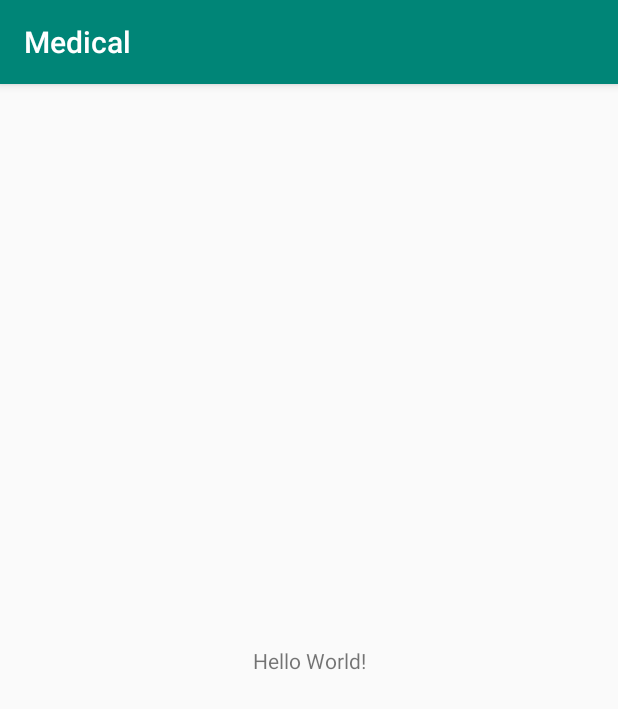
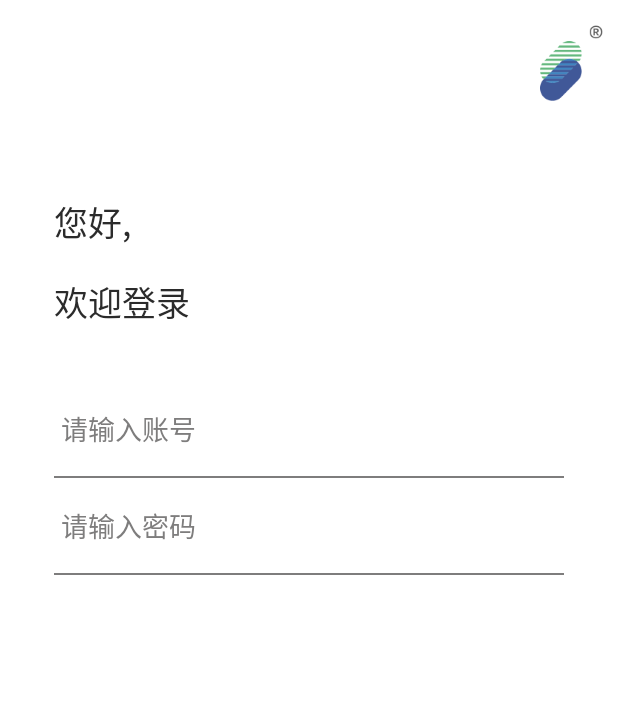
Before and after one commit to override-young/Medical, an Android app: the screen it shows after launch (MainActivity before the commit, LoginActivity after it), on a phone screen of 412 x 824 dp. Shown: the top 709 px of the screen. Run offline under Robolectric (Android 15) with nearby library versions, the phone set to English and light mode, and no system bars; our stand-ins replace CircleImageView.

Commit message:
标题栏背景色设置

```diff
--- a/allenframe/build.gradle
+++ b/allenframe/build.gradle
@@ -6,7 +6,7 @@ android {
 
 
     defaultConfig {
-        minSdkVersion 19
+        minSdkVersion 20
         targetSdkVersion 28
         versionCode 1
         versionName "1.0"
--- a/allenframe/src/main/java/allen/frame/ActivityHelper.java
+++ b/allenframe/src/main/java/allen/frame/ActivityHelper.java
@@ -7,6 +7,8 @@ import android.content.Context;
 import android.content.DialogInterface;
 import android.content.Intent;
 import android.content.SharedPreferences;
+import android.support.v7.widget.Toolbar;
+import android.view.Gravity;
 import android.view.View;
 import android.view.View.OnClickListener;
 import android.view.WindowManager;
@@ -61,6 +63,30 @@ public class ActivityHelper {
 	public SharedPreferences getSharedPreferences(){
 		return shared;
 	}
+
+	/**
+	 * 设置Toolbar标题居中
+	 * @param toolbar
+	 * @param title
+	 */
+	public void setToolbarTitleCenter(Toolbar toolbar,String title) {
+		final CharSequence originalTitle = toolbar.getTitle();
+		toolbar.setTitle(title);
+		for (int i = 0; i < toolbar.getChildCount(); i++) {
+			View view = toolbar.getChildAt(i);
+			if (view instanceof TextView) {
+				TextView textView = (TextView) view;
+				if (title.equals(textView.getText())) {
+					textView.setGravity(Gravity.CENTER);
+					Toolbar.LayoutParams params = new Toolbar.LayoutParams(Toolbar.LayoutParams.WRAP_CONTENT, Toolbar.LayoutParams.MATCH_PARENT);
+					params.gravity = Gravity.CENTER;
+					textView.setLayoutParams(params);
+				}
+			}
+			toolbar.setTitle(originalTitle);
+		}
+	}
+
 	/**
 	 * 界面加载处理
 	 * @param code 0初始化 1加载完成 -1加载失败
--- a/allenframe/src/main/java/allen/frame/AllenBaseActivity.java
+++ b/allenframe/src/main/java/allen/frame/AllenBaseActivity.java
@@ -3,6 +3,7 @@ package allen.frame;
 import android.app.AlertDialog;
 import android.app.ProgressDialog;
 import android.content.Context;
+import android.os.Build;
 import android.os.Bundle;
 import android.support.annotation.IdRes;
 import android.support.annotation.Nullable;
@@ -23,11 +24,18 @@ public abstract class AllenBaseActivity extends AppCompatActivity {
 		actHelper = new ActivityHelper(this);
 		AllenManager.getInstance().addActivity(this);
 		super.onCreate(savedInstanceState);
+		if(isStatusBarColorWhite()){
+			if (Build.VERSION.SDK_INT >= Build.VERSION_CODES.M) {
+				getWindow().getDecorView().setSystemUiVisibility(View.SYSTEM_UI_FLAG_LIGHT_STATUS_BAR);
+			}
+		}
 		setContentView(getLayoutResID());
 		initBar();
 		initUI(savedInstanceState);
 		addEvent();
 	}
+
+	protected abstract boolean isStatusBarColorWhite();
 
 	protected abstract int getLayoutResID();
 
--- a/allenframe/src/main/res/values/styles.xml
+++ b/allenframe/src/main/res/values/styles.xml
@@ -6,7 +6,7 @@
         <item name="colorPrimaryDark">@color/colorPrimaryDark</item>
         <!--colorPrimary对应ActionBar的颜色-->
         <item name="colorPrimary">@color/colorPrimary</item>
-        <item name="android:windowBackground">@color/background_material_light</item>
+        <item name="android:windowBackground">@color/white</item>
         <!--colorAccent 对应EditText编辑时、RadioButton选中、CheckBox等选中时的颜色-->
         <item name="colorAccent">@color/colorAccent</item>
         <item name="colorControlNormal">@android:color/white</item>
--- a/app/build.gradle
+++ b/app/build.gradle
@@ -4,10 +4,10 @@ android {
     compileSdkVersion 28
     defaultConfig {
         applicationId "cn.allen.medical"
-        minSdkVersion 19
+        minSdkVersion 20
         targetSdkVersion 28
         versionCode 1
-        versionName "1.0"
+        versionName "1.0.0"
         testInstrumentationRunner "android.support.test.runner.AndroidJUnitRunner"
     }
     buildTypes {
@@ -15,6 +15,10 @@ android {
             minifyEnabled false
             proguardFiles getDefaultProguardFile('proguard-android.txt'), 'proguard-rules.pro'
         }
+    }
+    compileOptions {
+        sourceCompatibility JavaVersion.VERSION_1_8
+        targetCompatibility JavaVersion.VERSION_1_8
     }
 }
 
--- a/app/src/main/AndroidManifest.xml
+++ b/app/src/main/AndroidManifest.xml
@@ -9,12 +9,13 @@
         android:roundIcon="@mipmap/ic_launcher_round"
         android:supportsRtl="true"
         android:theme="@style/AppTheme">
-        <activity android:name=".MainActivity">
+        <activity android:name=".LoginActivity">
             <intent-filter>
                 <action android:name="android.intent.action.MAIN" />
-
                 <category android:name="android.intent.category.LAUNCHER" />
             </intent-filter>
+        </activity>
+        <activity android:name=".MainActivity">
         </activity>
     </application>
 
--- /dev/null
+++ b/app/src/main/java/cn/allen/medical/LoginActivity.java
@@ -0,0 +1,38 @@
+package cn.allen.medical;
+
+import android.graphics.Color;
+import android.os.Build;
+import android.support.annotation.Nullable;
+import android.support.v7.app.AppCompatActivity;
+import android.os.Bundle;
+import android.view.View;
+
+import allen.frame.AllenBaseActivity;
+import allen.frame.tools.StatusBarUtil;
+
+public class LoginActivity extends AllenBaseActivity {
+
+    @Override
+    protected boolean isStatusBarColorWhite() {
+        return true;
+    }
+
+    @Override
+    protected int getLayoutResID() {
+        return R.layout.activity_login;
+    }
+
+    @Override
+    protected void initBar() {
+    }
+
+    @Override
+    protected void initUI(@Nullable Bundle savedInstanceState) {
+
+    }
+
+    @Override
+    protected void addEvent() {
+
+    }
+}
--- /dev/null
+++ b/app/src/main/res/layout/activity_login.xml
@@ -0,0 +1,82 @@
+<?xml version="1.0" encoding="utf-8"?>
+<android.support.v7.widget.LinearLayoutCompat xmlns:android="http://schemas.android.com/apk/res/android"
+    xmlns:app="http://schemas.android.com/apk/res-auto"
+    xmlns:tools="http://schemas.android.com/tools"
+    android:layout_width="match_parent"
+    android:layout_height="match_parent"
+    tools:context=".LoginActivity"
+    android:orientation="vertical">
+    <android.support.v7.widget.LinearLayoutCompat
+        android:layout_width="match_parent"
+        android:layout_height="wrap_content"
+        android:orientation="horizontal"
+        android:gravity="end|top"
+        android:padding="@dimen/frame_eight_distance">
+        <android.support.v7.widget.AppCompatImageView
+            android:layout_width="wrap_content"
+            android:layout_height="wrap_content"
+            android:src="@mipmap/ic_group"
+            android:scaleType="fitCenter"
+            android:layout_marginTop="@dimen/frame_edge_distance"/>
+        <android.support.v7.widget.AppCompatImageView
+            android:layout_width="wrap_content"
+            android:layout_height="wrap_content"
+            android:src="@mipmap/ic_r"
+            android:scaleType="fitCenter"
+            android:layout_marginStart="@dimen/frame_four_distance"/>
+    </android.support.v7.widget.LinearLayoutCompat>
+    <android.support.v7.widget.AppCompatTextView
+        android:layout_width="match_parent"
+        android:layout_height="wrap_content"
+        android:lineSpacingMultiplier="1.6"
+        android:textSize="@dimen/frame_text_big_size"
+        android:textColor="@color/text_black_color"
+        android:text="您好,\n欢迎登录"
+        android:gravity="start"
+        android:layout_marginTop="@dimen/frame_32_distance"
+        android:layout_marginStart="@dimen/frame_edge_distance"
+        android:padding="@dimen/frame_edge_distance"/>
+    <android.support.v7.widget.LinearLayoutCompat
+        android:layout_width="match_parent"
+        android:layout_height="wrap_content"
+        android:padding="@dimen/frame_edge_distance"
+        android:orientation="vertical"
+        android:layout_marginStart="@dimen/frame_edge_distance"
+        android:layout_marginEnd="@dimen/frame_edge_distance">
+
+        <android.support.v7.widget.AppCompatEditText
+            android:id="@+id/login_accout"
+            android:layout_width="match_parent"
+            android:layout_height="wrap_content"
+            android:background="@android:color/transparent"
+            android:hint="@string/login_account_hint"
+            android:paddingTop="@dimen/frame_edge_distance"
+            android:paddingBottom="@dimen/frame_edge_distance"
+            android:paddingStart="@dimen/frame_four_distance"
+            android:paddingEnd="@dimen/frame_four_distance"
+            android:textColor="@color/text_black_color"
+            android:textColorHint="@color/text_gray_color"
+            android:textSize="@dimen/frame_text_normal_size" />
+        <View
+            android:layout_width="match_parent"
+            android:layout_height="1dp"
+            android:background="@color/text_gray_color"/>
+        <android.support.v7.widget.AppCompatEditText
+            android:id="@+id/login_psw"
+            android:layout_width="match_parent"
+            android:layout_height="wrap_content"
+            android:background="@android:color/transparent"
+            android:hint="@string/login_psw_hint"
+            android:paddingTop="@dimen/frame_edge_distance"
+            android:paddingBottom="@dimen/frame_edge_distance"
+            android:paddingStart="@dimen/frame_four_distance"
+            android:paddingEnd="@dimen/frame_four_distance"
+            android:textColor="@color/text_black_color"
+            android:textColorHint="@color/text_gray_color"
+            android:textSize="@dimen/frame_text_normal_size" />
+        <View
+            android:layout_width="match_parent"
+            android:layout_height="1dp"
+            android:background="@color/text_gray_color"/>
+    </android.support.v7.widget.LinearLayoutCompat>
+</android.support.v7.widget.LinearLayoutCompat>
--- a/app/src/main/res/values/colors.xml
+++ b/app/src/main/res/values/colors.xml
@@ -1,6 +1,6 @@
 <?xml version="1.0" encoding="utf-8"?>
 <resources>
-    <color name="colorPrimary">#008577</color>
-    <color name="colorPrimaryDark">#00574B</color>
+    <color name="colorPrimary">@color/white</color>
+    <color name="colorPrimaryDark">@color/white</color>
     <color name="colorAccent">#D81B60</color>
 </resources>
--- a/app/src/main/res/values/strings.xml
+++ b/app/src/main/res/values/strings.xml
@@ -1,3 +1,5 @@
 <resources>
-    <string name="app_name">Medical</string>
+    <string name="app_name">医用物资管理</string>
+    <string name="login_account_hint">请输入账号</string>
+    <string name="login_psw_hint">请输入密码</string>
 </resources>
--- a/app/src/main/res/values/styles.xml
+++ b/app/src/main/res/values/styles.xml
@@ -1,11 +1,3 @@
 <resources>
 
-    <!-- Base application theme. -->
-    <style name="AppTheme" parent="Theme.AppCompat.Light.DarkActionBar">
-        <!-- Customize your theme here. -->
-        <item name="colorPrimary">@color/colorPrimary</item>
-        <item name="colorPrimaryDark">@color/colorPrimaryDark</item>
-        <item name="colorAccent">@color/colorAccent</item>
-    </style>
-
 </resources>
```
Also changed, not shown: app/src/main/res/mipmap-hdpi/ic_group.png (added), app/src/main/res/mipmap-hdpi/ic_phone.png (added), app/src/main/res/mipmap-hdpi/ic_r.png (added).
